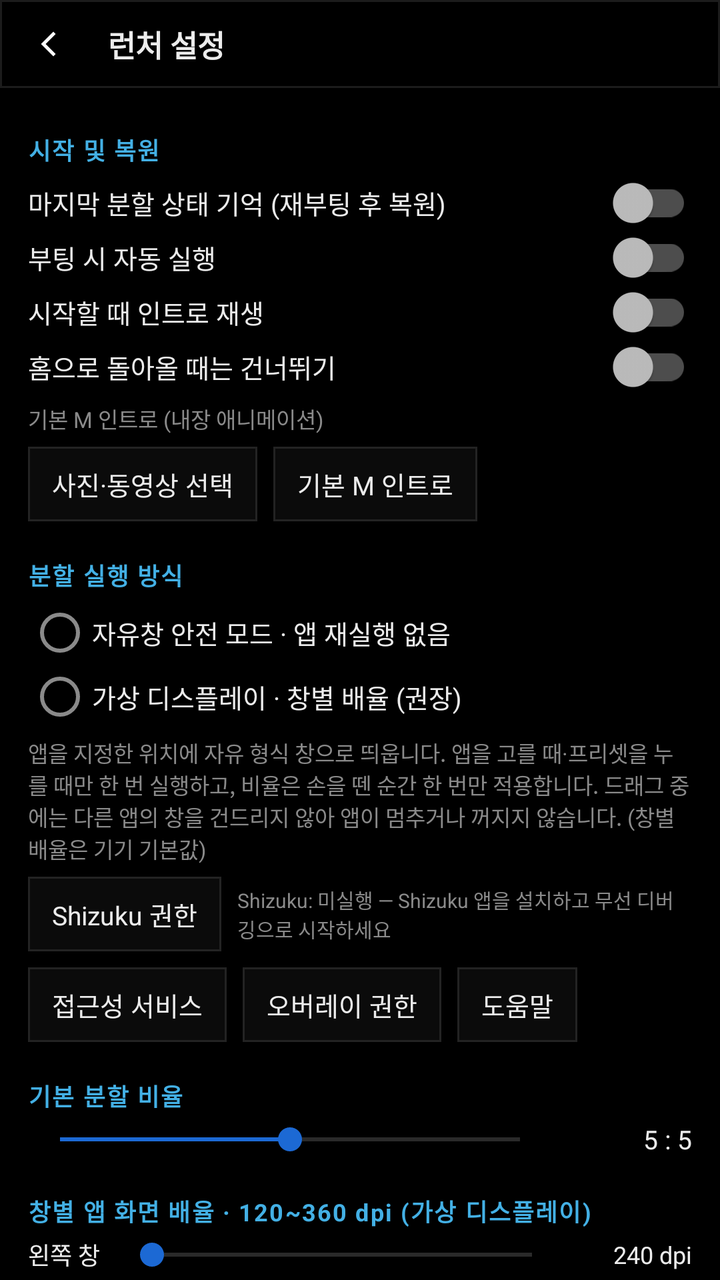
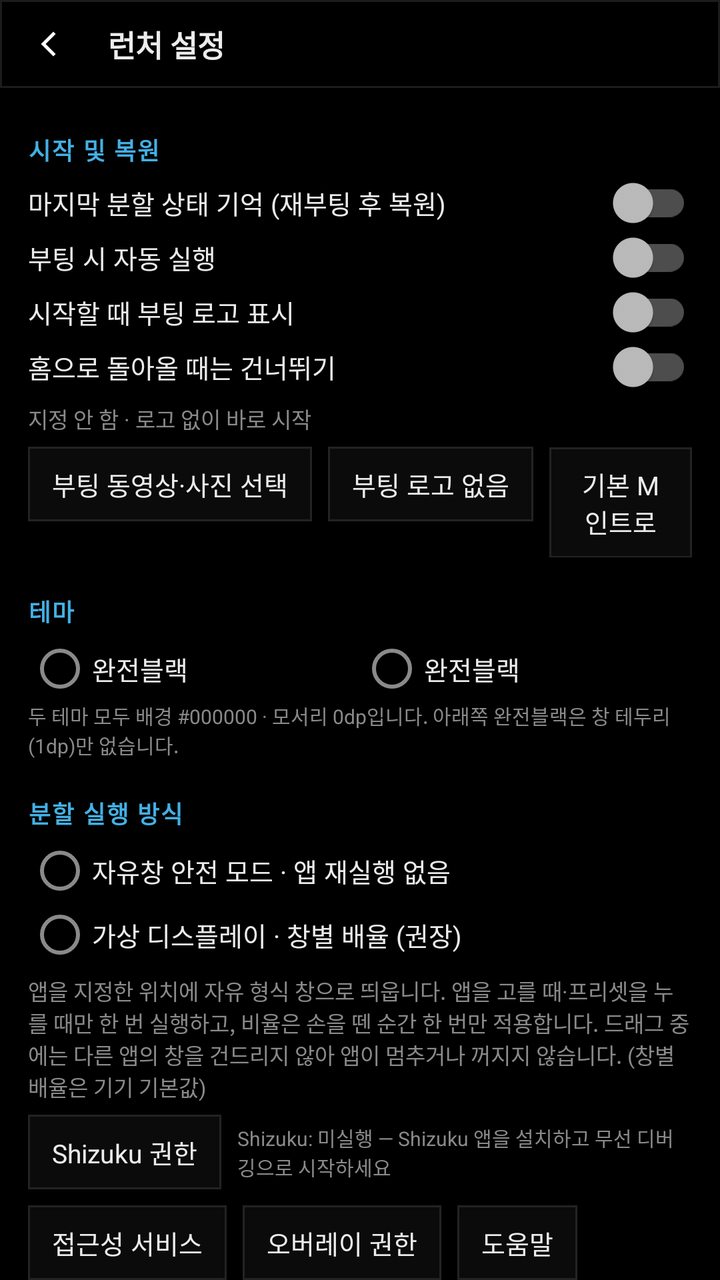

The first picture is an Android layout as it rendered before a commit; the second is the same layout after the commit. The layout source and the unified diff follow.
<!-- AndroidManifest.xml: activity theme Theme.BmwLauncher -->
<!-- res/layout/activity_settings.xml -->
<?xml version="1.0" encoding="utf-8"?>
<LinearLayout xmlns:android="http://schemas.android.com/apk/res/android"
    android:layout_width="match_parent"
    android:layout_height="match_parent"
    android:background="@color/black"
    android:orientation="vertical">

    <LinearLayout
        android:layout_width="match_parent"
        android:layout_height="44dp"
        android:background="@drawable/bg_bar"
        android:gravity="center_vertical"
        android:orientation="horizontal"
        android:paddingLeft="4dp"
        android:paddingRight="12dp">

        <ImageView
            android:id="@+id/btnBack"
            android:layout_width="40dp"
            android:layout_height="40dp"
            android:background="@drawable/bg_dock_button"
            android:clickable="true"
            android:contentDescription="@string/close"
            android:focusable="true"
            android:padding="10dp"
            android:src="@drawable/ic_chevron_left" />

        <TextView
            android:layout_width="0dp"
            android:layout_height="wrap_content"
            android:layout_marginStart="10dp"
            android:layout_weight="1"
            android:text="@string/settings_title"
            android:textColor="@color/text_primary"
            android:textSize="15sp"
            android:textStyle="bold" />
    </LinearLayout>

    <ScrollView
        android:layout_width="match_parent"
        android:layout_height="0dp"
        android:layout_weight="1"
        android:fillViewport="true"
        android:scrollbars="none">

        <LinearLayout
            android:layout_width="match_parent"
            android:layout_height="wrap_content"
            android:orientation="vertical"
            android:paddingLeft="14dp"
            android:paddingTop="4dp"
            android:paddingRight="14dp"
            android:paddingBottom="24dp">

            <TextView
                style="@style/SettingsSection"
                android:text="@string/section_start" />

            <androidx.appcompat.widget.SwitchCompat
                android:id="@+id/switchRememberSession"
                android:layout_width="match_parent"
                android:layout_height="wrap_content"
                android:paddingTop="4dp"
                android:paddingBottom="4dp"
                android:text="@string/switch_remember_session"
                android:textColor="@color/text_primary"
                android:textSize="13sp" />

            <androidx.appcompat.widget.SwitchCompat
                android:id="@+id/switchBoot"
                android:layout_width="match_parent"
                android:layout_height="wrap_content"
                android:paddingTop="4dp"
                android:paddingBottom="4dp"
                android:text="@string/switch_boot"
                android:textColor="@color/text_primary"
                android:textSize="13sp" />

            <androidx.appcompat.widget.SwitchCompat
                android:id="@+id/switchIntro"
                android:layout_width="match_parent"
                android:layout_height="wrap_content"
                android:paddingTop="4dp"
                android:paddingBottom="4dp"
                android:text="@string/intro_enabled"
                android:textColor="@color/text_primary"
                android:textSize="13sp" />

            <androidx.appcompat.widget.SwitchCompat
                android:id="@+id/switchSkipReturn"
                android:layout_width="match_parent"
                android:layout_height="wrap_content"
                android:paddingTop="4dp"
                android:paddingBottom="4dp"
                android:text="@string/intro_skip_return"
                android:textColor="@color/text_primary"
                android:textSize="13sp" />

            <TextView
                android:id="@+id/tvVideoName"
                android:layout_width="match_parent"
                android:layout_height="wrap_content"
                android:layout_marginTop="4dp"
                android:text="@string/intro_video_none"
                android:textColor="@color/text_secondary"
                android:textSize="11sp" />

            <LinearLayout
                android:layout_width="match_parent"
                android:layout_height="wrap_content"
                android:layout_marginTop="6dp"
                android:orientation="horizontal">

                <TextView
                    android:id="@+id/btnPickVideo"
                    style="@style/SettingsButton"
                    android:text="@string/intro_pick_video" />

                <TextView
                    android:id="@+id/btnResetVideo"
                    style="@style/SettingsButton"
                    android:layout_marginStart="8dp"
                    android:text="@string/intro_reset_video" />
            </LinearLayout>

            <TextView
                style="@style/SettingsSection"
                android:text="@string/section_engine" />

            <RadioGroup
                android:id="@+id/engineGroup"
                android:layout_width="match_parent"
                android:layout_height="wrap_content"
                android:orientation="vertical">

                <RadioButton
                    android:id="@+id/rbSystem"
                    android:layout_width="match_parent"
                    android:layout_height="wrap_content"
                    android:paddingTop="2dp"
                    android:paddingBottom="2dp"
                    android:text="@string/engine_system"
                    android:textColor="@color/text_primary"
                    android:textSize="13sp" />

                <RadioButton
                    android:id="@+id/rbVirtual"
                    android:layout_width="match_parent"
                    android:layout_height="wrap_content"
                    android:paddingTop="2dp"
                    android:paddingBottom="2dp"
                    android:text="@string/engine_virtual"
                    android:textColor="@color/text_primary"
                    android:textSize="13sp" />
            </RadioGroup>

            <TextView
                android:id="@+id/engineDesc"
                android:layout_width="match_parent"
                android:layout_height="wrap_content"
                android:layout_marginTop="4dp"
                android:text="@string/engine_system_desc"
                android:textColor="@color/text_secondary"
                android:textSize="11sp" />

            
            <LinearLayout
                android:layout_width="match_parent"
                android:layout_height="wrap_content"
                android:layout_marginTop="6dp"
                android:gravity="center_vertical"
                android:orientation="horizontal">

                <TextView
                    android:id="@+id/btnShizuku"
                    style="@style/SettingsButton"
                    android:text="@string/perm_shizuku" />

                <TextView
                    android:id="@+id/tvShizukuStatus"
                    android:layout_width="0dp"
                    android:layout_height="wrap_content"
                    android:layout_marginStart="8dp"
                    android:layout_weight="1"
                    android:text="@string/shizuku_not_running"
                    android:textColor="@color/text_secondary"
                    android:textSize="10sp" />
            </LinearLayout>

            <LinearLayout
                android:layout_width="match_parent"
                android:layout_height="wrap_content"
                android:layout_marginTop="8dp"
                android:orientation="horizontal">

                <TextView
                    android:id="@+id/btnAccessibility"
                    style="@style/SettingsButton"
                    android:text="@string/perm_accessibility" />

                <TextView
                    android:id="@+id/btnOverlay"
                    style="@style/SettingsButton"
                    android:layout_marginStart="8dp"
                    android:text="@string/perm_overlay" />

                <TextView
                    android:id="@+id/btnHelp"
                    style="@style/SettingsButton"
                    android:layout_marginStart="8dp"
                    android:text="@string/perm_help" />
            </LinearLayout>

            <TextView
                style="@style/SettingsSection"
                android:text="@string/section_ratio" />

            <LinearLayout
                android:layout_width="match_parent"
                android:layout_height="wrap_content"
                android:gravity="center_vertical"
                android:orientation="horizontal">

                <SeekBar
                    android:id="@+id/ratioSeek"
                    android:layout_width="0dp"
                    android:layout_height="wrap_content"
                    android:layout_weight="1"
                    android:max="60"
                    android:progress="30"
                    android:progressTint="@color/m_blue"
                    android:thumbTint="@color/m_blue" />

                <TextView
                    android:id="@+id/ratioValue"
                    android:layout_width="70dp"
                    android:layout_height="wrap_content"
                    android:gravity="end"
                    android:text="5 : 5"
                    android:textColor="@color/text_primary"
                    android:textSize="13sp" />
            </LinearLayout>

            <TextView
                style="@style/SettingsSection"
                android:text="@string/section_dpi" />

            <LinearLayout
                android:layout_width="match_parent"
                android:layout_height="wrap_content"
                android:gravity="center_vertical"
                android:orientation="horizontal">

                <TextView
                    android:layout_width="46dp"
                    android:layout_height="wrap_content"
                    android:text="@string/pane_left"
                    android:textColor="@color/text_primary"
                    android:textSize="12sp" />

                <SeekBar
                    android:id="@+id/leftDpiSeek"
                    android:layout_width="0dp"
                    android:layout_height="wrap_content"
                    android:layout_weight="1"
                    android:max="38"
                    android:progressTint="@color/m_blue"
                    android:thumbTint="@color/m_blue" />

                <TextView
                    android:id="@+id/leftDpiValue"
                    android:layout_width="64dp"
                    android:layout_height="wrap_content"
                    android:gravity="end"
                    android:text="240 dpi"
                    android:textColor="@color/text_primary"
                    android:textSize="12sp" />
            </LinearLayout>

            <LinearLayout
                android:layout_width="match_parent"
                android:layout_height="wrap_content"
                android:gravity="center_vertical"
                android:orientation="horizontal">

                <TextView
                    android:layout_width="46dp"
                    android:layout_height="wrap_content"
                    android:text="@string/pane_right"
                    android:textColor="@color/text_primary"
                    android:textSize="12sp" />

                <SeekBar
                    android:id="@+id/rightDpiSeek"
                    android:layout_width="0dp"
                    android:layout_height="wrap_content"
                    android:layout_weight="1"
                    android:max="38"
                    android:progressTint="@color/m_blue"
                    android:thumbTint="@color/m_blue" />

                <TextView
                    android:id="@+id/rightDpiValue"
                    android:layout_width="64dp"
                    android:layout_height="wrap_content"
                    android:gravity="end"
                    android:text="240 dpi"
                    android:textColor="@color/text_primary"
                    android:textSize="12sp" />
            </LinearLayout>

            <TextView
                android:layout_width="match_parent"
                android:layout_height="wrap_content"
                android:layout_marginTop="2dp"
                android:text="기본 200 dpi. 2:8처럼 좁은 창에서 앱 글자가 크면 120~160까지 낮추세요. 가상 디스플레이 방식에서만 적용됩니다(시스템 자유창은 기기 기본 DPI)."
                android:textColor="@color/text_secondary"
                android:textSize="10sp" />

            <TextView
                style="@style/SettingsSection"
                android:text="@string/section_launcher_scale" />

            <LinearLayout
                android:layout_width="match_parent"
                android:layout_height="wrap_content"
                android:gravity="center_vertical"
                android:orientation="horizontal">

                <SeekBar
                    android:id="@+id/launcherScaleSeek"
                    android:layout_width="0dp"
                    android:layout_height="wrap_content"
                    android:layout_weight="1"
                    android:max="13"
                    android:progress="7"
                    android:progressTint="@color/m_blue"
                    android:thumbTint="@color/m_blue" />

                <TextView
                    android:id="@+id/launcherScaleValue"
                    android:layout_width="72dp"
                    android:layout_height="wrap_content"
                    android:gravity="end"
                    android:text="100%"
                    android:textColor="@color/text_primary"
                    android:textSize="13sp" />
            </LinearLayout>

            <TextView
                android:id="@+id/launcherScaleHint"
                android:layout_width="match_parent"
                android:layout_height="wrap_content"
                android:layout_marginTop="2dp"
                android:text="@string/launcher_scale_hint"
                android:textColor="@color/text_secondary"
                android:textSize="10sp" />

            <TextView
                style="@style/SettingsSection"
                android:text="@string/section_music" />

            <LinearLayout
                android:layout_width="match_parent"
                android:layout_height="wrap_content"
                android:orientation="horizontal">

                <TextView
                    android:id="@+id/btnPickMusic"
                    style="@style/SettingsButton"
                    android:text="@string/music_pick" />

                <TextView
                    android:id="@+id/btnClearMusic"
                    style="@style/SettingsButton"
                    android:layout_marginStart="8dp"
                    android:text="@string/music_none" />
            </LinearLayout>

            <TextView
                android:id="@+id/tvMusicApp"
                android:layout_width="match_parent"
                android:layout_height="wrap_content"
                android:layout_marginTop="4dp"
                android:text=""
                android:textColor="@color/text_secondary"
                android:textSize="11sp" />

            <androidx.appcompat.widget.SwitchCompat
                android:id="@+id/switchAutoPlay"
                android:layout_width="match_parent"
                android:layout_height="wrap_content"
                android:paddingTop="6dp"
                android:paddingBottom="2dp"
                android:text="@string/switch_auto_play"
                android:textColor="@color/text_primary"
                android:textSize="13sp" />

            <TextView
                android:layout_width="match_parent"
                android:layout_height="wrap_content"
                android:text="@string/music_hint"
                android:textColor="@color/text_secondary"
                android:textSize="10sp" />

            <TextView
                style="@style/SettingsSection"
                android:text="@string/section_presets" />

            <LinearLayout
                android:layout_width="match_parent"
                android:layout_height="wrap_content"
                android:orientation="horizontal">

                <TextView
                    android:id="@+id/btnImportDefaults"
                    style="@style/SettingsButton"
                    android:text="@string/btn_import_defaults" />
            </LinearLayout>

            <LinearLayout
                android:id="@+id/presetList"
                android:layout_width="match_parent"
                android:layout_height="wrap_content"
                android:layout_marginTop="4dp"
                android:orientation="vertical" />

            <TextView
                style="@style/SettingsSection"
                android:text="@string/section_dock" />

            <RadioGroup
                android:id="@+id/dockGroup"
                android:layout_width="match_parent"
                android:layout_height="wrap_content"
                android:orientation="horizontal">

                <RadioButton
                    android:id="@+id/rbDockLeft"
                    android:layout_width="0dp"
                    android:layout_height="wrap_content"
                    android:layout_weight="1"
                    android:text="@string/dock_left"
                    android:textColor="@color/text_primary"
                    android:textSize="13sp" />

                <RadioButton
                    android:id="@+id/rbDockRight"
                    android:layout_width="0dp"
                    android:layout_height="wrap_content"
                    android:layout_weight="1"
                    android:text="@string/dock_right"
                    android:textColor="@color/text_primary"
                    android:textSize="13sp" />
            </RadioGroup>

            <androidx.appcompat.widget.SwitchCompat
                android:id="@+id/switchAutoHide"
                android:layout_width="match_parent"
                android:layout_height="wrap_content"
                android:paddingTop="4dp"
                android:paddingBottom="4dp"
                android:text="@string/switch_dock_auto_hide"
                android:textColor="@color/text_primary"
                android:textSize="13sp" />

            <TextView
                style="@style/SettingsSection"
                android:text="@string/section_permissions" />

            <LinearLayout
                android:layout_width="match_parent"
                android:layout_height="wrap_content"
                android:orientation="horizontal">

                <TextView
                    android:id="@+id/btnHome"
                    style="@style/SettingsButton"
                    android:text="@string/perm_home" />

                <TextView
                    android:id="@+id/btnHidden"
                    style="@style/SettingsButton"
                    android:layout_marginStart="8dp"
                    android:text="@string/perm_hidden_apps" />
            </LinearLayout>

            <TextView
                android:layout_width="match_parent"
                android:layout_height="wrap_content"
                android:layout_marginTop="18dp"
                android:text="BMW F07 Launcher v2.1 · 2560×720 / Android 14"
                android:textColor="#FF4A4A4A"
                android:textSize="10sp" />
        </LinearLayout>
    </ScrollView>
</LinearLayout>
<!-- resources referenced by this layout -->
<resources>
  <color name="black">#FF000000</color>
  <color name="m_blue">#FF1C69D4</color>
  <color name="text_primary">#FFECECEC</color>
  <color name="text_secondary">#FF8A8A8A</color>
  <!-- drawable bg_bar (drawable) -->
  <?xml version="1.0" encoding="utf-8"?>
  <shape xmlns:android="http://schemas.android.com/apk/res/android" android:shape="rectangle">
      <solid android:color="@color/black" />
      <stroke android:width="1dp" android:color="@color/stroke" />
  </shape>
  <string name="btn_import_defaults">BMW 추천 6종 프리셋 불러오기</string>
  <string name="close">닫기</string>
  <string name="dock_left">좌측</string>
  <string name="dock_right">우측</string>
  <string name="engine_system">자유창 안전 모드 · 앱 재실행 없음</string>
  <string name="engine_system_desc">앱을 지정한 위치에 자유 형식 창으로 띄웁니다. 앱을 고를 때·프리셋을 누를 때만 한 번 실행하고, 비율은 손을 뗀 순간 한 번만 적용합니다. 드래그 중에는 다른 앱의 창을 건드리지 않아 앱이 멈추거나 꺼지지 않습니다. (창별 배율은 기기 기본값)</string>
  <string name="engine_virtual">가상 디스플레이 · 창별 배율 (권장)</string>
  <string name="intro_enabled">시작할 때 인트로 재생</string>
  <string name="intro_pick_video">사진·동영상 선택</string>
  <string name="intro_reset_video">기본 M 인트로</string>
  <string name="intro_skip_return">홈으로 돌아올 때는 건너뛰기</string>
  <string name="intro_video_none">기본 M 인트로 (내장 애니메이션)</string>
  <string name="launcher_scale_hint">설정·앱 선택기·앱 서랍의 글자와 아이콘 크기를 한 번에 조절합니다. 화면이 답답하면 작게.</string>
  <string name="music_hint">음악 앱을 창·프리셋·부팅 복원으로 열면 약 1.5초 뒤 재생 키를 보내 재생을 시작합니다.</string>
  <string name="music_none">지정 안 함</string>
  <string name="music_pick">음악 앱 지정</string>
  <string name="pane_left">왼쪽 창</string>
  <string name="pane_right">오른쪽 창</string>
  <string name="perm_accessibility">접근성 서비스</string>
  <string name="perm_help">도움말</string>
  <string name="perm_hidden_apps">숨긴 앱 관리</string>
  <string name="perm_home">기본 런처로 설정</string>
  <string name="perm_overlay">오버레이 권한</string>
  <string name="perm_shizuku">Shizuku 권한</string>
  <string name="section_dock">독</string>
  <string name="section_dpi">창별 앱 화면 배율 · 120~360 dpi (가상 디스플레이)</string>
  <string name="section_engine">분할 실행 방식</string>
  <string name="section_launcher_scale">런처 화면 크기</string>
  <string name="section_music">음악 앱 자동 재생</string>
  <string name="section_permissions">권한 및 기본 런처</string>
  <string name="section_presets">독 프리셋</string>
  <string name="section_ratio">기본 분할 비율</string>
  <string name="section_start">시작 및 복원</string>
  <string name="settings_title">런처 설정</string>
  <string name="shizuku_not_running">Shizuku: 미실행 — Shizuku 앱을 설치하고 무선 디버깅으로 시작하세요</string>
  <string name="switch_auto_play">음악 앱을 열면 자동으로 재생</string>
  <string name="switch_boot">부팅 시 자동 실행</string>
  <string name="switch_dock_auto_hide">독 자동 숨김 (몇 초 뒤)</string>
  <string name="switch_remember_session">마지막 분할 상태 기억 (재부팅 후 복원)</string>
  <style name="Theme.BmwLauncher" parent="Theme.AppCompat.NoActionBar">
          <item name="android:windowBackground">@color/black</item>
          <item name="android:colorBackground">@color/black</item>
          <item name="android:statusBarColor">@color/black</item>
          <item name="android:navigationBarColor">@color/black</item>
          <item name="android:windowLightStatusBar">false</item>
          <item name="colorAccent">@color/m_blue</item>
          <item name="android:textColorPrimary">@color/text_primary</item>
          <item name="android:textColorSecondary">@color/text_secondary</item>
          <item name="android:windowAnimationStyle">@null</item>
      </style>
  <color name="stroke">#FF1C1C1C</color>
  <color name="m_light_blue">#FF43B0E5</color>
  <!-- unchanged entries left out for length: 5 -->
</resources>

<!-- the commit's change to res/layout/activity_settings.xml (unified diff, before → after) -->
@@ -121,7 +121,49 @@
                     style="@style/SettingsButton"
                     android:layout_marginStart="8dp"
                     android:text="@string/intro_reset_video" />
-            </LinearLayout>
+
+                <TextView
+                    android:id="@+id/btnBuiltinIntro"
+                    style="@style/SettingsButton"
+                    android:layout_marginStart="8dp"
+                    android:text="@string/intro_builtin" />
+            </LinearLayout>
+
+            <TextView
+                style="@style/SettingsSection"
+                android:text="@string/section_theme" />
+
+            <RadioGroup
+                android:id="@+id/themeGroup"
+                android:layout_width="match_parent"
+                android:layout_height="wrap_content"
+                android:orientation="horizontal">
+
+                <RadioButton
+                    android:id="@+id/rbThemeBlack"
+                    android:layout_width="0dp"
+                    android:layout_height="wrap_content"
+                    android:layout_weight="1"
+                    android:text="@string/theme_black"
+                    android:textColor="@color/text_primary"
+                    android:textSize="13sp" />
+
+                <RadioButton
+                    android:id="@+id/rbThemeBlackLine"
+                    android:layout_width="0dp"
+                    android:layout_height="wrap_content"
+                    android:layout_weight="1"
+                    android:text="@string/theme_black_line"
+                    android:textColor="@color/text_primary"
+                    android:textSize="13sp" />
+            </RadioGroup>
+
+            <TextView
+                android:layout_width="match_parent"
+                android:layout_height="wrap_content"
+                android:text="@string/theme_hint"
+                android:textColor="@color/text_secondary"
+                android:textSize="10sp" />
 
             <TextView
                 style="@style/SettingsSection"
@@ -489,7 +531,7 @@
                 android:layout_width="match_parent"
                 android:layout_height="wrap_content"
                 android:layout_marginTop="18dp"
-                android:text="BMW F07 Launcher v2.1 · 2560×720 / Android 14"
+                android:text="BMW MN-Launcher v4.0 · 2560×720 / Android 14"
                 android:textColor="#FF4A4A4A"
                 android:textSize="10sp" />
         </LinearLayout>
<!-- resource entries referenced after the edit -->
@@ -17,11 +17,12 @@
   <string name="engine_system">자유창 안전 모드 · 앱 재실행 없음</string>
   <string name="engine_system_desc">앱을 지정한 위치에 자유 형식 창으로 띄웁니다. 앱을 고를 때·프리셋을 누를 때만 한 번 실행하고, 비율은 손을 뗀 순간 한 번만 적용합니다. 드래그 중에는 다른 앱의 창을 건드리지 않아 앱이 멈추거나 꺼지지 않습니다. (창별 배율은 기기 기본값)</string>
   <string name="engine_virtual">가상 디스플레이 · 창별 배율 (권장)</string>
-  <string name="intro_enabled">시작할 때 인트로 재생</string>
-  <string name="intro_pick_video">사진·동영상 선택</string>
-  <string name="intro_reset_video">기본 M 인트로</string>
+  <string name="intro_builtin">기본 M 인트로</string>
+  <string name="intro_enabled">시작할 때 부팅 로고 표시</string>
+  <string name="intro_pick_video">부팅 동영상·사진 선택</string>
+  <string name="intro_reset_video">부팅 로고 없음</string>
   <string name="intro_skip_return">홈으로 돌아올 때는 건너뛰기</string>
-  <string name="intro_video_none">기본 M 인트로 (내장 애니메이션)</string>
+  <string name="intro_video_none">지정 안 함 · 로고 없이 바로 시작</string>
   <string name="launcher_scale_hint">설정·앱 선택기·앱 서랍의 글자와 아이콘 크기를 한 번에 조절합니다. 화면이 답답하면 작게.</string>
   <string name="music_hint">음악 앱을 창·프리셋·부팅 복원으로 열면 약 1.5초 뒤 재생 키를 보내 재생을 시작합니다.</string>
   <string name="music_none">지정 안 함</string>
@@ -43,18 +44,25 @@
   <string name="section_presets">독 프리셋</string>
   <string name="section_ratio">기본 분할 비율</string>
   <string name="section_start">시작 및 복원</string>
+  <string name="section_theme">테마</string>
   <string name="settings_title">런처 설정</string>
   <string name="shizuku_not_running">Shizuku: 미실행 — Shizuku 앱을 설치하고 무선 디버깅으로 시작하세요</string>
   <string name="switch_auto_play">음악 앱을 열면 자동으로 재생</string>
   <string name="switch_boot">부팅 시 자동 실행</string>
   <string name="switch_dock_auto_hide">독 자동 숨김 (몇 초 뒤)</string>
   <string name="switch_remember_session">마지막 분할 상태 기억 (재부팅 후 복원)</string>
+  <string name="theme_black">완전블랙</string>
+  <string name="theme_black_line">완전블랙</string>
+  <string name="theme_hint">두 테마 모두 배경 #000000 · 모서리 0dp입니다. 아래쪽 완전블랙은 창 테두리(1dp)만 없습니다.</string>
   <style name="Theme.BmwLauncher" parent="Theme.AppCompat.NoActionBar">
           <item name="android:windowBackground">@color/black</item>
           <item name="android:colorBackground">@color/black</item>
           <item name="android:statusBarColor">@color/black</item>
           <item name="android:navigationBarColor">@color/black</item>
           <item name="android:windowLightStatusBar">false</item>
+          <item name="android:windowDrawsSystemBarBackgrounds">true</item>
+          
+          <item name="android:windowDisablePreview">true</item>
           <item name="colorAccent">@color/m_blue</item>
           <item name="android:textColorPrimary">@color/text_primary</item>
           <item name="android:textColorSecondary">@color/text_secondary</item>
